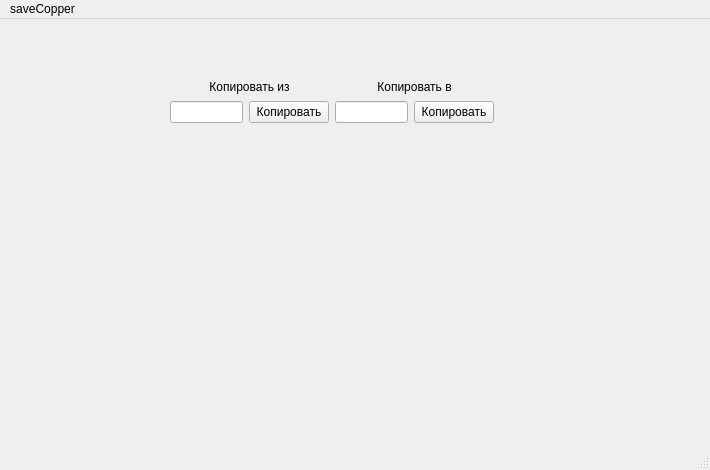
KiseSaiyajin/saveCopper, file mainwindow.ui: the form before one commit.
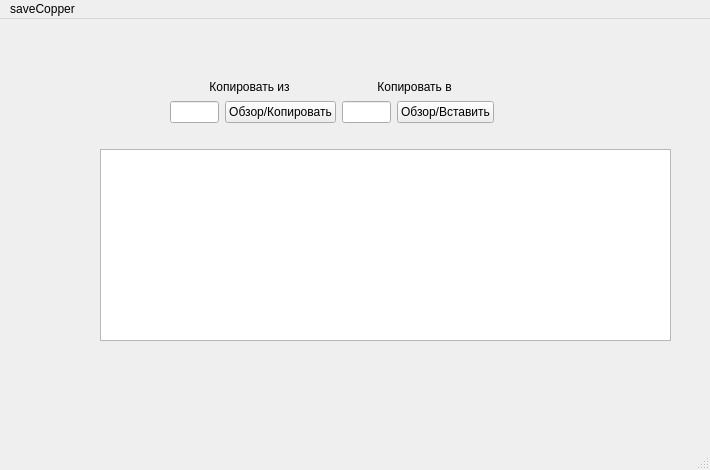
The form after the commit.

The edit to the form file:
```diff
--- a/mainwindow.ui
+++ b/mainwindow.ui
@@ -14,6 +14,16 @@
    <string>MainWindow</string>
   </property>
   <widget class="QWidget" name="centralwidget">
+   <widget class="QTreeView" name="treeView">
+    <property name="geometry">
+     <rect>
+      <x>100</x>
+      <y>130</y>
+      <width>571</width>
+      <height>192</height>
+     </rect>
+    </property>
+   </widget>
    <widget class="QWidget" name="">
     <property name="geometry">
      <rect>
@@ -56,7 +66,7 @@
        <item>
         <widget class="QPushButton" name="pushButton_2">
          <property name="text">
-          <string>Копировать</string>
+          <string>Обзор/Копировать</string>
          </property>
         </widget>
        </item>
@@ -72,7 +82,7 @@
           </size>
          </property>
          <property name="text">
-          <string>Копировать</string>
+          <string>Обзор/Вставить</string>
          </property>
         </widget>
        </item>
```
Left out of the diff: 8 changed lines with no effect on the pictures.
